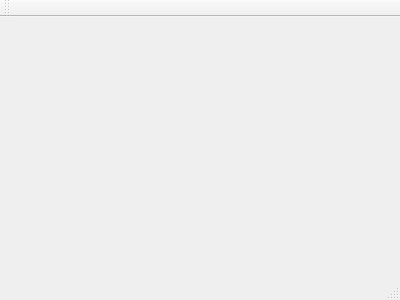
Above: mainwindow.ui from killuglyjoe/KillswitchTest before the change. Below: the same form after it.
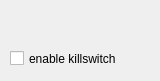
That is the form after the change.

```diff
--- a/mainwindow.ui
+++ b/mainwindow.ui
@@ -1,24 +1,34 @@
 <ui version="4.0">
  <class>MainWindow</class>
- <widget class="QMainWindow" name="MainWindow" >
-  <property name="geometry" >
+ <widget class="QMainWindow" name="MainWindow">
+  <property name="geometry">
    <rect>
     <x>0</x>
     <y>0</y>
-    <width>400</width>
-    <height>300</height>
+    <width>160</width>
+    <height>81</height>
    </rect>
   </property>
   <property name="windowTitle" >
    <string>MainWindow</string>
   </property>
-  <widget class="QMenuBar" name="menuBar" />
-  <widget class="QToolBar" name="mainToolBar" />
-  <widget class="QWidget" name="centralWidget" />
-  <widget class="QStatusBar" name="statusBar" />
+  <widget class="QWidget" name="centralWidget">
+   <widget class="QCheckBox" name="checkBox">
+    <property name="geometry">
+     <rect>
+      <x>10</x>
+      <y>50</y>
+      <width>140</width>
+      <height>17</height>
+     </rect>
+    </property>
+    <property name="text">
+     <string>enable killswitch</string>
+    </property>
+   </widget>
+  </widget>
  </widget>
- <layoutDefault spacing="6" margin="11" />
- <pixmapfunction></pixmapfunction>
+ <layoutdefault spacing="6" margin="11"/>
  <resources/>
  <connections/>
 </ui>
```
Left out of the diff: 3 changed lines with no effect on the pictures.
